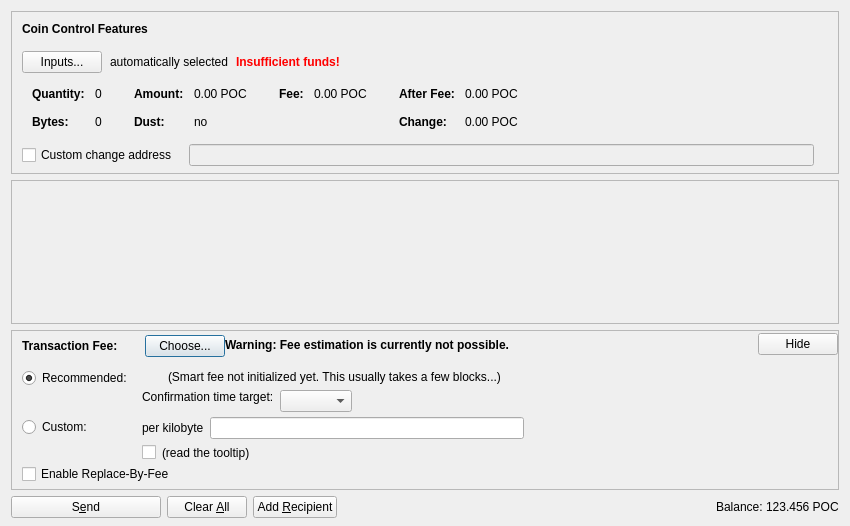
Old version of the form src/qt/forms/sendcoinsdialog.ui in the repository pocketnetteam/pocketnet.core.
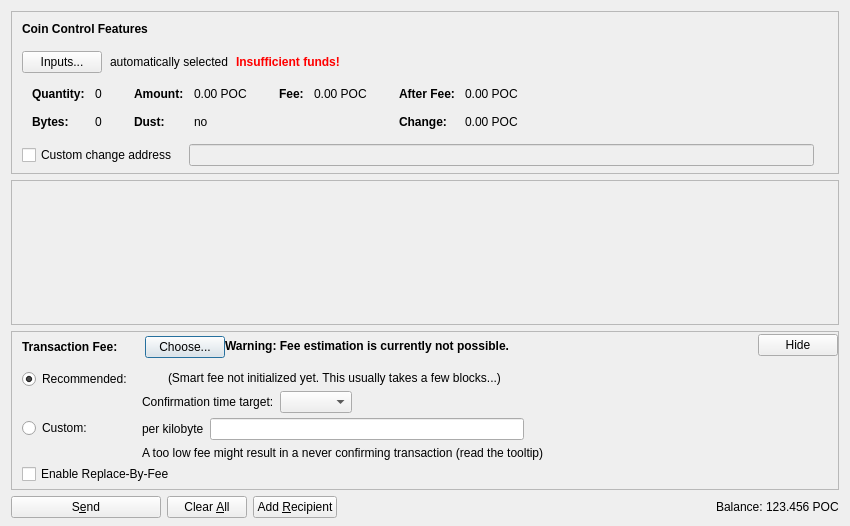
New version of the form. Icons and pictures are not drawn. Custom widgets are drawn as their Qt base class.

The edit to the form file:
```diff
--- a/src/qt/forms/sendcoinsdialog.ui
+++ b/src/qt/forms/sendcoinsdialog.ui
@@ -878,17 +878,7 @@
                <item>
                 <layout class="QHBoxLayout" name="horizontalLayoutFee8">
                  <item>
-                  <widget class="QCheckBox" name="checkBoxMinimumFee">
-                   <property name="toolTip">
-                    <string>Paying only the minimum fee is just fine as long as there is less transaction volume than space in the blocks. But be aware that this can end up in a never confirming transaction once there is more demand for pocketcoin transactions than the network can process.</string>
-                   </property>
-                   <property name="text">
-                    <string/>
-                   </property>
-                  </widget>
-                 </item>
-                 <item>
-                  <widget class="QLabel" name="labelMinFeeWarning">
+                  <widget class="QLabel" name="labelCustomFeeWarning">
                    <property name="enabled">
                     <bool>true</bool>
                    </property>
@@ -896,10 +886,7 @@
                     <string>Paying only the minimum fee is just fine as long as there is less transaction volume than space in the blocks. But be aware that this can end up in a never confirming transaction once there is more demand for pocketcoin transactions than the network can process.</string>
                    </property>
                    <property name="text">
-                    <string>(read the tooltip)</string>
-                   </property>
-                   <property name="margin">
-                    <number>5</number>
+                    <string>A too low fee might result in a never confirming transaction (read the tooltip)</string>
                    </property>
                   </widget>
                  </item>
@@ -992,9 +979,6 @@
                    <property name="text">
                     <string/>
                    </property>
-                   <property name="margin">
-                    <number>2</number>
-                   </property>
                   </widget>
                  </item>
                  <item>
@@ -1009,9 +993,6 @@
                    <property name="text">
                     <string>(Smart fee not initialized yet. This usually takes a few blocks...)</string>
                    </property>
-                   <property name="margin">
-                    <number>2</number>
-                   </property>
                   </widget>
                  </item>
                  <item>
@@ -1038,24 +1019,8 @@
                      <property name="text">
                       <string>Confirmation time target:</string>
                      </property>
-                     <property name="margin">
-                      <number>2</number>
-                     </property>
                     </widget>
                    </item>
-                   <item>
-                    <spacer name="verticalSpacer_3">
-                     <property name="orientation">
-                      <enum>Qt::Vertical</enum>
-                     </property>
-                     <property name="sizeHint" stdset="0">
-                      <size>
-                       <width>1</width>
-                       <height>1</height>
-                      </size>
-                     </property>
-                    </spacer>
-                   </item>
                   </layout>
                  </item>
                  <item>
```
Left out of the diff: 6 changed lines with no effect on the pictures.
